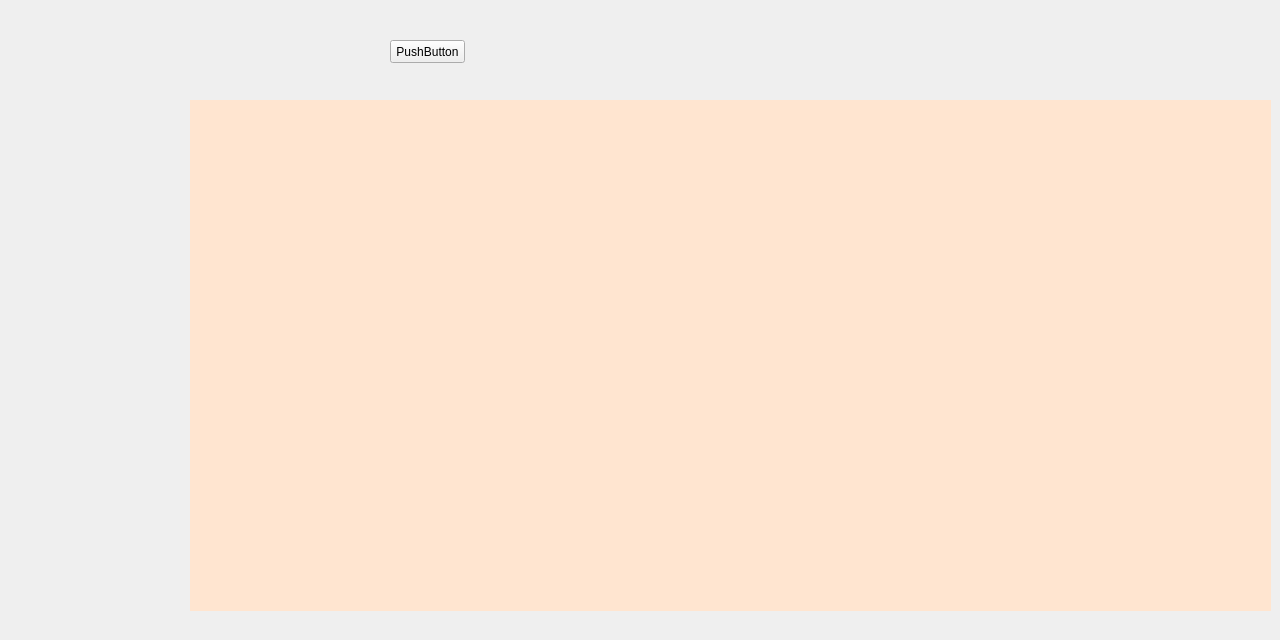
janelle-lr/CS106LibraryInformationSystem, file LibraryInformationSystem/adminmembercatalogue.ui: the form before one commit.
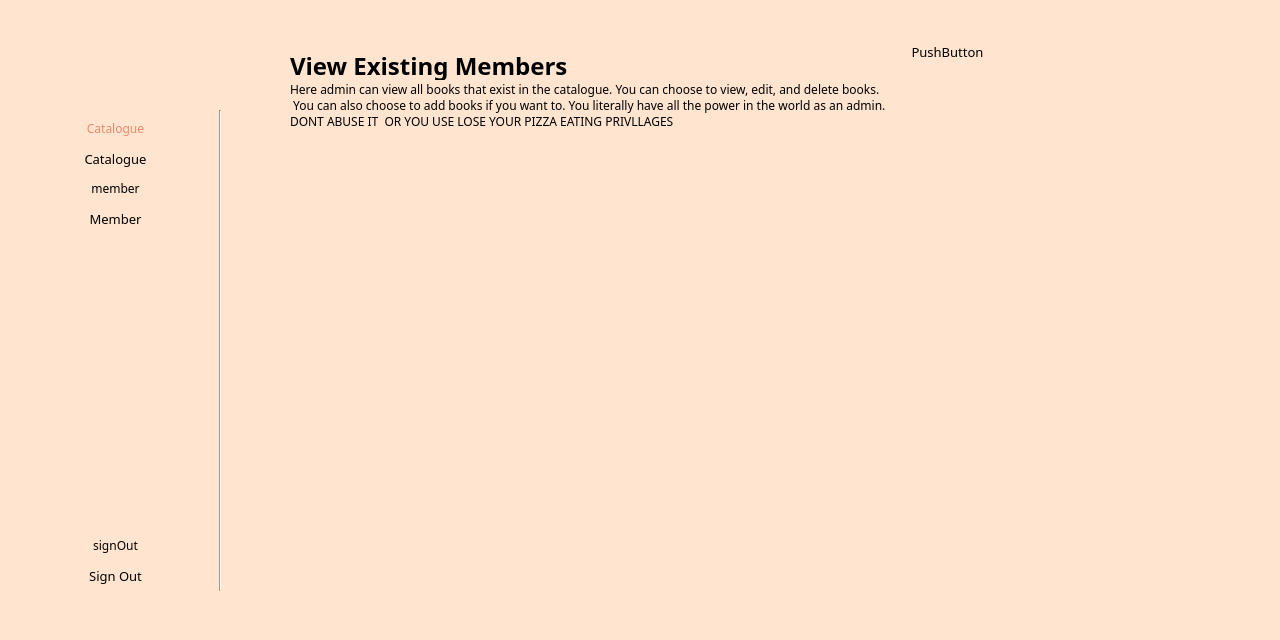
The form after the commit. Icons and pictures are not drawn.

Commit message:
Keith - Added Admin UI
admin UI changes
still havent done member side
gunna do that shit when i get home
this shit broken

Diff of the .ui file:
```diff
--- a/LibraryInformationSystem/adminmembercatalogue.ui
+++ b/LibraryInformationSystem/adminmembercatalogue.ui
@@ -26,13 +26,34 @@
    <string>MainWindow</string>
   </property>
   <widget class="QWidget" name="centralwidget">
+   <property name="styleSheet">
+    <string notr="true">QWidget{
+	background: #FFE5D0;
+	font-family: Montserrat;
+}
+
+QLineEdit {
+	border: 1px solid;
+	border-radius: 15px;
+	border-color: #e5e5e5;
+	background-color: palette(base);
+	padding: 0px 5px;
+	font-size: 13px;
+}
+
+QPushButton {
+	border-radius: 15px; 
+	font-size: 13px;
+	height: 31px; 
+}</string>
+   </property>
    <widget class="QScrollArea" name="scrollArea">
     <property name="geometry">
      <rect>
-      <x>190</x>
-      <y>100</y>
-      <width>1081</width>
-      <height>511</height>
+      <x>260</x>
+      <y>140</y>
+      <width>1011</width>
+      <height>471</height>
      </rect>
     </property>
     <property name="styleSheet">
@@ -49,8 +70,8 @@
       <rect>
        <x>0</x>
        <y>0</y>
-       <width>1081</width>
-       <height>511</height>
+       <width>1011</width>
+       <height>471</height>
       </rect>
      </property>
      <property name="styleSheet">
@@ -80,7 +101,7 @@
    <widget class="QPushButton" name="pushButton">
     <property name="geometry">
      <rect>
-      <x>390</x>
+      <x>910</x>
       <y>40</y>
       <width>75</width>
       <height>23</height>
@@ -90,6 +111,185 @@
      <string>PushButton</string>
     </property>
    </widget>
+   <widget class="QWidget" name="layoutWidget">
+    <property name="geometry">
+     <rect>
+      <x>20</x>
+      <y>120</y>
+      <width>191</width>
+      <height>471</height>
+     </rect>
+    </property>
+    <layout class="QVBoxLayout" name="verticalLayout_2">
+     <item>
+      <widget class="QLabel" name="catalogueIcon_2">
+       <property name="styleSheet">
+        <string notr="true">QLabel{
+	color: rgb(231, 138, 107);
+}</string>
+       </property>
+       <property name="text">
+        <string>Catalogue</string>
+       </property>
+       <property name="alignment">
+        <set>Qt::AlignCenter</set>
+       </property>
+      </widget>
+     </item>
+     <item>
+      <widget class="QPushButton" name="catalogueBtn_2">
+       <property name="styleSheet">
+        <string notr="true">QPushButton{
+	border-radius:15px;
+	font: 14px &quot;Montserrat&quot;;
+}
+
+QPushButton:hover {
+	text-decoration: underline;
+}</string>
+       </property>
+       <property name="text">
+        <string>Catalogue</string>
+       </property>
+      </widget>
+     </item>
+     <item>
+      <widget class="QLabel" name="memberIcon_2">
+       <property name="text">
+        <string>member</string>
+       </property>
+       <property name="alignment">
+        <set>Qt::AlignCenter</set>
+       </property>
+      </widget>
+     </item>
+     <item>
+      <widget class="QPushButton" name="memberBtn_2">
+       <property name="styleSheet">
+        <string notr="true">QPushButton{
+	border-radius:15px;
+	font: 14px &quot;Montserrat&quot;;
+}
+
+QPushButton:hover {
+	text-decoration: underline;
+}</string>
+       </property>
+       <property name="text">
+        <string>Member</string>
+       </property>
+      </widget>
+     </item>
+     <item>
+      <spacer name="verticalSpacer_2">
+       <property name="orientation">
+        <enum>Qt::Vertical</enum>
+       </property>
+       <property name="sizeHint" stdset="0">
+        <size>
+         <width>20</width>
+         <height>40</height>
+        </size>
+       </property>
+      </spacer>
+     </item>
+     <item>
+      <widget class="QLabel" name="signoutIcon_2">
+       <property name="text">
+        <string>signOut</string>
+       </property>
+       <property name="alignment">
+        <set>Qt::AlignCenter</set>
+       </property>
+      </widget>
+     </item>
+     <item>
+      <widget class="QPushButton" name="signoutBtn_2">
+       <property name="styleSheet">
+        <string notr="true">QPushButton{
+	border-radius:15px;
+	font: 14px &quot;Montserrat&quot;;
+}
+
+QPushButton:hover {
+	text-decoration: underline;
+}</string>
+       </property>
+       <property name="text">
+        <string>Sign Out</string>
+       </property>
+      </widget>
+     </item>
+    </layout>
+   </widget>
+   <widget class="QLabel" name="logoImage">
+    <property name="geometry">
+     <rect>
+      <x>10</x>
+      <y>20</y>
+      <width>221</width>
+      <height>71</height>
+     </rect>
+    </property>
+    <property name="text">
+     <string/>
+    </property>
+    <property name="pixmap">
+     <pixmap resource="resources.qrc">:/resources/images/bblLogo.png</pixmap>
+    </property>
+   </widget>
+   <widget class="Line" name="line">
+    <property name="geometry">
+     <rect>
+      <x>210</x>
+      <y>110</y>
+      <width>21</width>
+      <height>481</height>
+     </rect>
+    </property>
+    <property name="styleSheet">
+     <string notr="true">Line{
+	color:rgb(221, 46, 68);
+}</string>
+    </property>
+    <property name="orientation">
+     <enum>Qt::Vertical</enum>
+    </property>
+   </widget>
+   <widget class="QLabel" name="pageTitle">
+    <property name="geometry">
+     <rect>
+      <x>290</x>
+      <y>40</y>
+      <width>331</width>
+      <height>51</height>
+     </rect>
+    </property>
+    <property name="styleSheet">
+     <string notr="true">QLabel{
+	font-size: 24px;
+	font-weight: bold;
+}</string>
+    </property>
+    <property name="text">
+     <string>View Existing Members</string>
+    </property>
+   </widget>
+   <widget class="QLabel" name="pageDesc">
+    <property name="geometry">
+     <rect>
+      <x>290</x>
+      <y>80</y>
+      <width>971</width>
+      <height>51</height>
+     </rect>
+    </property>
+    <property name="text">
+     <string>Here admin can view all books that exist in the catalogue. You can choose to view, edit, and delete books. 
+ You can also choose to add books if you want to. You literally have all the power in the world as an admin. 
+DONT ABUSE IT  OR YOU USE LOSE YOUR PIZZA EATING PRIVLLAGES</string>
+    </property>
+   </widget>
   </widget>
   <widget class="QMenuBar" name="menubar">
    <property name="geometry">
```
Left out of the diff: 4 changed lines with no effect on the pictures. The commit also changes 90 other files.
